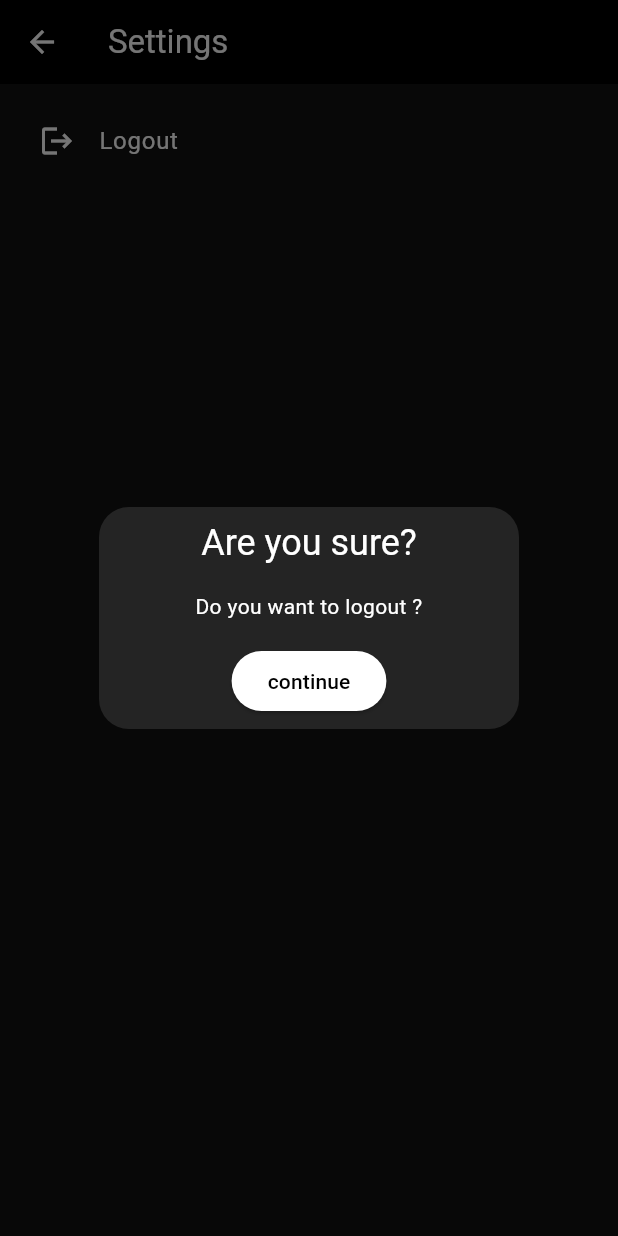
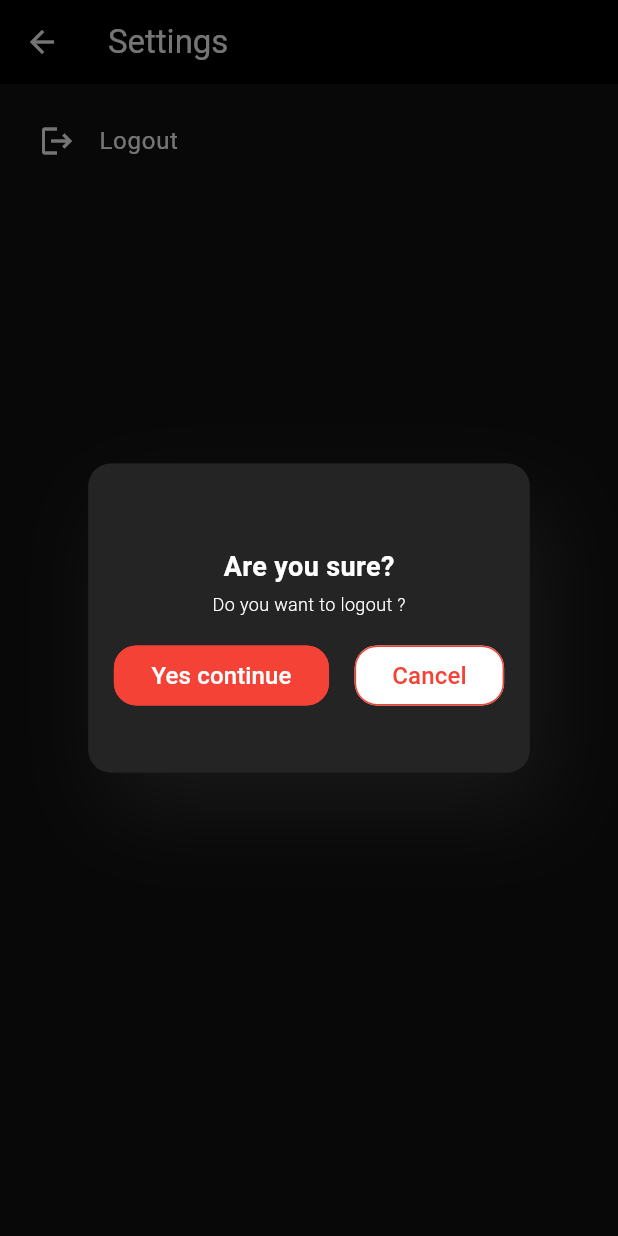
Before and after one commit to TusharVashishth/threads_app_clone, a Flutter app: the Setting screen opened by its route, after a tap on "Logout", on a phone screen of 412 x 824 dp. Run offline on Flutter 3.47's test engine with Material 2 defaults, Android fonts, the phone set to English and light mode, and no system bars; our stand-ins replace flutter_dotenv, flutter_image_compress, form_validator, get, get_storage, image_picker and 2 more; accounts and stored records are empty; network calls fail.

```diff
--- a/lib/controller/notification_controller.dart
+++ b/lib/controller/notification_controller.dart
@@ -1,5 +1,3 @@
-import 'dart:convert';
-
 import 'package:get/get.dart';
 import 'package:threads_clone/models/notification_model.dart';
 import 'package:threads_clone/services/supabase_service.dart';
--- a/lib/controller/search_user_controller.dart
+++ b/lib/controller/search_user_controller.dart
@@ -1,6 +1,4 @@
 import 'dart:async';
-import 'dart:convert';
-
 import 'package:get/get.dart';
 import 'package:threads_clone/models/user_model.dart';
 import 'package:threads_clone/services/supabase_service.dart';
@@ -16,6 +14,7 @@ class SearchUserController extends GetxController {
     notFound.value = false;
     if (_debounce?.isActive ?? false) _debounce?.cancel();
     _debounce = Timer(const Duration(milliseconds: 500), () async {
+      if (name.isNotEmpty) {
         final List<dynamic> data = await SupabaseService.client
             .from("users")
             .select("*")
@@ -26,6 +25,8 @@ class SearchUserController extends GetxController {
         } else {
           notFound.value = true;
         }
+      }
+      loading.value = false;
     });
   }
 }
--- a/lib/main.dart
+++ b/lib/main.dart
@@ -4,7 +4,6 @@ import 'package:get/get.dart';
 import 'package:get_storage/get_storage.dart';
 import 'package:threads_clone/routes/route_names.dart';
 import 'package:threads_clone/routes/routes.dart';
-import 'package:threads_clone/services/supabase_service.dart';
 import 'package:threads_clone/utils/storage/storage.dart';
 import 'package:threads_clone/utils/theme/theme.dart';
 
@@ -12,8 +11,7 @@ Future<void> main() async {
   WidgetsFlutterBinding.ensureInitialized();
   await dotenv.load(fileName: ".env");
   await GetStorage.init();
-  // * Initilize the supabase
-  await Get.putAsync<SupabaseService>(() async => SupabaseService());
+
   runApp(const MyApp());
 }
 
--- a/lib/services/navigation_service.dart
+++ b/lib/services/navigation_service.dart
@@ -25,7 +25,7 @@ class NavigationService extends GetxService {
       const Search(),
       AddThread(),
       const NotificationPage(),
-      Profile()
+      const Profile()
     ];
   }
 }
--- a/lib/utils/helper.dart
+++ b/lib/utils/helper.dart
@@ -6,6 +6,7 @@ import 'package:get/get.dart';
 import 'package:image_picker/image_picker.dart';
 import 'package:jiffy/jiffy.dart';
 import 'package:threads_clone/utils/env.dart';
+import 'package:threads_clone/widgets/confirm_box.dart';
 import 'package:uuid/uuid.dart';
 
 void showSnackBar(String title, String message) {
@@ -23,14 +24,13 @@ void showSnackBar(String title, String message) {
 
 // * Confirm box
 void confirmBox(String title, String text, VoidCallback callback) {
-  Get.defaultDialog(
+  Get.dialog(
+    ConfirmBox(
       title: title,
-      middleText: text,
-      confirm: ElevatedButton(
-        onPressed: callback,
-        child: const Text("continue"),
-      ),
-      backgroundColor: const Color(0xff242424));
+      text: text,
+      callback: callback,
+    ),
+  );
 }
 
 // * Pick Image
--- a/lib/views/profile/profile.dart
+++ b/lib/views/profile/profile.dart
@@ -180,7 +180,10 @@ class _ProfileState extends State<Profile> {
                                 physics: const BouncingScrollPhysics(),
                                 itemCount: controller.comments.length,
                                 itemBuilder: (context, index) => CommentCard(
-                                    comment: controller.comments[index]!),
+                                  comment: controller.comments[index]!,
+                                  isAuthCard: true,
+                                  callback: controller.deleteReply,
+                                ),
                               )
                             else
                               const Center(
--- a/lib/views/search/search.dart
+++ b/lib/views/search/search.dart
@@ -19,7 +19,6 @@ class _SearchState extends State<Search> {
 
   void searchUser(String? name) async {
     if (name != null) {
-      print("The name is $name");
       await controller.searchUser(name);
     }
   }
--- a/lib/views/setting/setting.dart
+++ b/lib/views/setting/setting.dart
@@ -22,7 +22,7 @@ class Setting extends StatelessWidget {
               title: const Text("Logout"),
               onTap: () {
                 confirmBox("Are you sure?", "Do you want to logout ?", () {
-                  controller.logout();
+                  // controller.logout();
                 });
               },
             )
--- /dev/null
+++ b/lib/widgets/confirm_box.dart
@@ -0,0 +1,115 @@
+import 'package:flutter/material.dart';
+import 'package:get/get.dart';
+
+class ConfirmBox extends StatelessWidget {
+  final String title, text;
+  final VoidCallback callback;
+  const ConfirmBox({
+    required this.text,
+    required this.title,
+    required this.callback,
+    Key? key,
+  }) : super(key: key);
+
+  @override
+  Widget build(BuildContext context) {
+    return Dialog(
+      elevation: 1,
+      shape: RoundedRectangleBorder(borderRadius: BorderRadius.circular(15)),
+      child: Container(
+        width: MediaQuery.of(context).size.width / 1.4,
+        height: MediaQuery.of(context).size.height / 4,
+        decoration: BoxDecoration(
+            color: const Color(0xff242424),
+            borderRadius: BorderRadius.circular(15.0),
+            boxShadow: [
+              BoxShadow(
+                  offset: const Offset(12, 26),
+                  blurRadius: 50,
+                  spreadRadius: 0,
+                  color: Colors.grey.withOpacity(.1)),
+            ]),
+        child: Column(
+          mainAxisAlignment: MainAxisAlignment.center,
+          children: [
+            const SizedBox(
+              height: 15,
+            ),
+            Text(title,
+                style: const TextStyle(
+                  fontSize: 18,
+                  fontWeight: FontWeight.bold,
+                )),
+            const SizedBox(
+              height: 3.5,
+            ),
+            Text(
+              text,
+              style: const TextStyle(fontSize: 12, fontWeight: FontWeight.w300),
+            ),
+            const SizedBox(
+              height: 15,
+            ),
+            Row(
+              mainAxisAlignment: MainAxisAlignment.spaceEvenly,
+              children: [
+                SimpleBtn1(text: "Yes continue", onPressed: callback),
+                SimpleBtn1(
+                  text: "Cancel",
+                  onPressed: () {
+                    Get.back();
+                  },
+                  invertedColors: true,
+                ),
+              ],
+            )
+          ],
+        ),
+      ),
+    );
+  }
+}
+
+class SimpleBtn1 extends StatelessWidget {
+  final String text;
+  final Function() onPressed;
+  final bool invertedColors;
+  const SimpleBtn1(
+      {required this.text,
+      required this.onPressed,
+      this.invertedColors = false,
+      Key? key})
+      : super(key: key);
+
+  final accentColor = const Color(0xffffffff);
+
+  @override
+  Widget build(BuildContext context) {
+    return ElevatedButton(
+      style: ButtonStyle(
+          elevation: MaterialStateProperty.all(0),
+          alignment: Alignment.center,
+          side: MaterialStateProperty.all(const BorderSide(
+            width: 1,
+            color: Colors.red,
+          )),
+          padding: MaterialStateProperty.all(const EdgeInsets.only(
+            right: 25,
+            left: 25,
+            top: 0,
+            bottom: 0,
+          )),
+          backgroundColor: MaterialStateProperty.all(
+              invertedColors ? accentColor : Colors.red),
+          shape: MaterialStateProperty.all(
+            RoundedRectangleBorder(borderRadius: BorderRadius.circular(15)),
+          )),
+      onPressed: onPressed,
+      child: Text(
+        text,
+        style: TextStyle(
+            color: invertedColors ? Colors.red : accentColor, fontSize: 16),
+      ),
+    );
+  }
+}
--- a/lib/widgets/post_card_top_bar.dart
+++ b/lib/widgets/post_card_top_bar.dart
@@ -35,6 +35,7 @@ class PostCardTopBar extends StatelessWidget {
           crossAxisAlignment: CrossAxisAlignment.start,
           children: [
             Text(formateDateFromNow(post.createdAt!)),
+            const SizedBox(width: 10),
             isAuthPost
                 ? GestureDetector(
                     onTap: () {
--- a/lib/widgets/post_image.dart
+++ b/lib/widgets/post_image.dart
@@ -1,10 +1,7 @@
-import 'dart:ffi';
-
 import 'package:flutter/material.dart';
 import 'package:get/get.dart';
 import 'package:threads_clone/routes/route_names.dart';
 import 'package:threads_clone/utils/helper.dart';
-import 'package:threads_clone/views/thread/show_image.dart';
 
 class PostImage extends StatelessWidget {
   final String url;
--- a/lib/widgets/user_tile.dart
+++ b/lib/widgets/user_tile.dart
@@ -12,7 +12,10 @@ class UserTile extends StatelessWidget {
   @override
   Widget build(BuildContext context) {
     return ListTile(
-      leading: CircleImage(url: user.metadata!.image!),
+      leading: Padding(
+        padding: const EdgeInsets.only(top: 5),
+        child: CircleImage(url: user.metadata?.image),
+      ),
       title: Text(user.metadata!.name!),
       titleAlignment: ListTileTitleAlignment.top,
       trailing: OutlinedButton(
```
Also changed, not shown: lib/controller/home_controller.dart (+6 -1 lines), lib/controller/profile_controller.dart (+19 -3 lines), lib/widgets/comment_card.dart (+15 -2 lines), lib/widgets/comment_card_topbar.dart (+23 -2 lines), pubspec.yaml (+8 -37 lines), pubspec.lock, 27 other files. Lines whose indentation alone changed are shown as unchanged.
